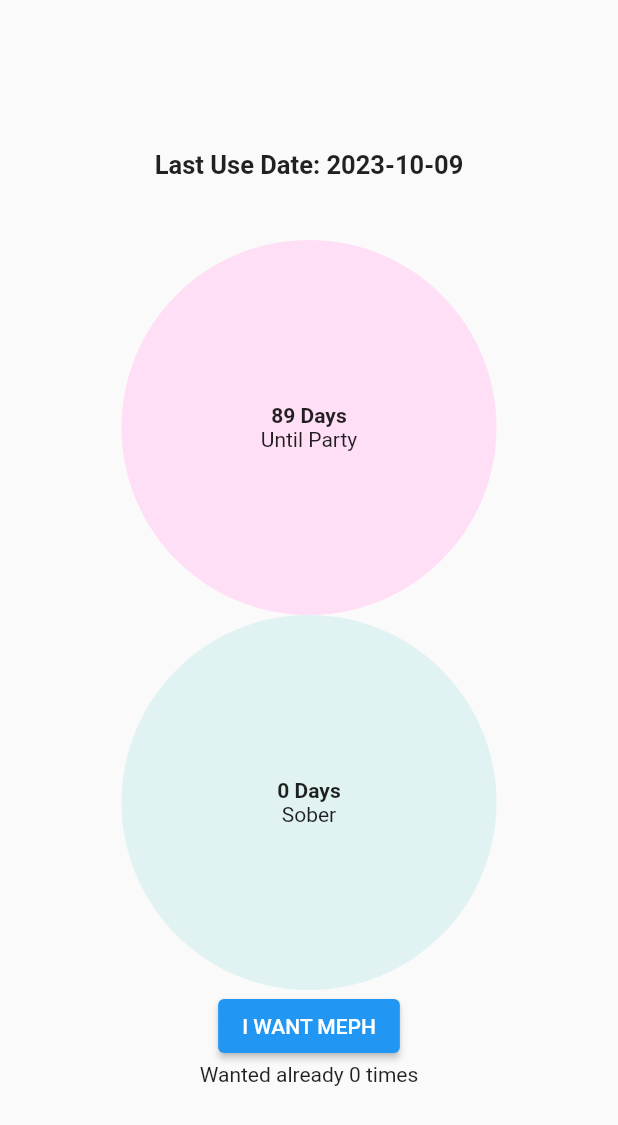
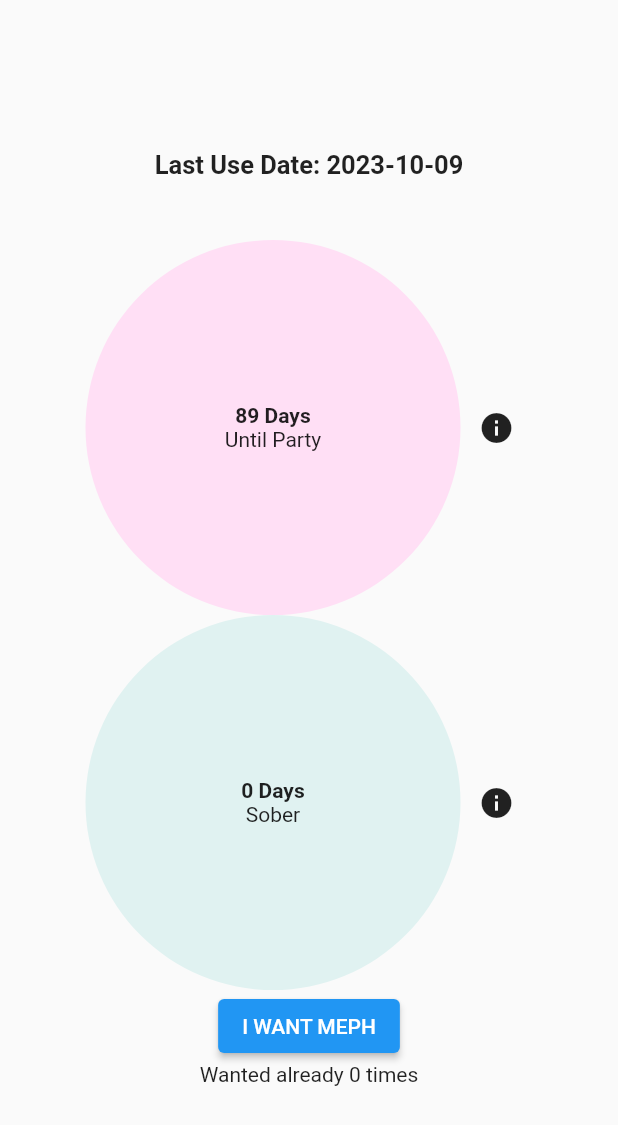
Before and after one commit to andrii-riabchuk/drug-management, a Flutter app: the screen it shows after launch, after a tap on an icon or button, on a phone screen of 412 x 824 dp. Shown: the top 1125 px of the screen. Run offline on Flutter 3.47's test engine with Material 2 defaults, Android fonts, the light colour scheme and no system bars; our stand-ins replace shared_preferences.

Commit message:
refactored 2.0

```diff
--- a/lib/home_page.dart
+++ b/lib/home_page.dart
@@ -1,49 +1,9 @@
+import 'package:drug_management/home_page/circle_with_info.dart';
+import 'package:drug_management/iwant_meph.dart';
 import 'package:drug_management/shared_pref.dart';
 import 'package:flutter/material.dart';
-import 'package:provider/provider.dart';
 import 'package:shared_preferences/shared_preferences.dart';
 
-class CircleRenameMe extends StatelessWidget {
-  const CircleRenameMe(
-      {super.key, required this.days, required this.message, this.color});
-
-  final int days;
-  final String message;
-  final Color? color;
-
-  @override
-  Widget build(BuildContext context) {
-    return Container(
-      width: 250,
-      height: 250,
-      alignment: Alignment.center,
-      decoration:
-          BoxDecoration(shape: BoxShape.circle, color: color ?? Colors.grey),
-      child: Column(
-          mainAxisAlignment: MainAxisAlignment.center,
-          crossAxisAlignment: CrossAxisAlignment.center,
-          children: [
-            Text(
-              "$days Days",
-              style: const TextStyle(fontWeight: FontWeight.bold),
-            ),
-            Text(message)
-          ]),
-    );
-  }
-}
-
-class MyAppState extends ChangeNotifier {
-  MyAppState({required this.current});
-
-  int current;
-
-  void wantMeph() {
-    current = current + 1;
-
-    notifyListeners();
-  }
-}
 
 class MyHomePage extends StatelessWidget {
   const MyHomePage({super.key, required this.sp});
@@ -52,7 +12,6 @@ class MyHomePage extends StatelessWidget {
 
   @override
   Widget build(BuildContext context) {
-    var appState = context.watch<MyAppState>(); // ← 2
 
     void func(bool isSetupCompleted) {
       if (!isSetupCompleted) {
@@ -89,21 +48,17 @@ class MyHomePage extends StatelessWidget {
                                 fontSize: 17, fontWeight: FontWeight.bold))),
                     Container(
                         child: Column(children: [
-                      CircleRenameMe(
-                          days: daysUntilParty,
-                          message: "Until Party",
-                          color: Color.fromARGB(255, 255, 223, 245)),
-                      CircleRenameMe(
+                      CircleWithInfo(
+                        days: daysUntilParty,
+                        message: "Until Party",
+                        color: Color.fromARGB(255, 255, 223, 245),
+                      ),
+                      CircleWithInfo(
                           days: daysSober,
                           message: "Sober",
                           color: Color(0xFFe0f2f1)),
-                      ElevatedButton(
-                          onPressed: () {
-                            appState.wantMeph();
-                            sp.setInt("wantMeph", appState.current);
-                          },
-                          child: Text('I WANT MEPH')),
-                      Text("Wanted already ${appState.current} times")
+
+                      IWantMeph(sp: sp)
                     ]))
                   ]),
             )));
--- /dev/null
+++ b/lib/home_page/circle_with_info.dart
@@ -0,0 +1,51 @@
+import 'package:flutter/material.dart';
+
+class CircleWithInfo extends StatelessWidget {
+  const CircleWithInfo(
+      {super.key,
+      required this.days,
+      required this.message,
+      required this.color});
+
+  final int days;
+  final String message;
+  final Color color;
+
+  @override
+  Widget build(BuildContext context) {
+    return Row(mainAxisAlignment: MainAxisAlignment.center, children: [
+      CircleRenameMe(days: days, message: message, color: color),
+      IconButton(onPressed: () {}, icon: Icon(Icons.info))
+    ]);
+  }
+}
+
+class CircleRenameMe extends StatelessWidget {
+  const CircleRenameMe(
+      {super.key, required this.days, required this.message, this.color});
+
+  final int days;
+  final String message;
+  final Color? color;
+
+  @override
+  Widget build(BuildContext context) {
+    return Container(
+      width: 250,
+      height: 250,
+      alignment: Alignment.center,
+      decoration:
+          BoxDecoration(shape: BoxShape.circle, color: color ?? Colors.grey),
+      child: Column(
+          mainAxisAlignment: MainAxisAlignment.center,
+          crossAxisAlignment: CrossAxisAlignment.center,
+          children: [
+            Text(
+              "$days Days",
+              style: const TextStyle(fontWeight: FontWeight.bold),
+            ),
+            Text(message)
+          ]),
+    );
+  }
+}
--- /dev/null
+++ b/lib/iwant_meph.dart
@@ -0,0 +1,39 @@
+import 'package:flutter/material.dart';
+import 'package:provider/provider.dart';
+import 'package:shared_preferences/shared_preferences.dart';
+
+class MyAppState extends ChangeNotifier {
+  MyAppState({required this.current});
+
+  int current;
+
+  void wantMeph() {
+    current = current + 1;
+
+    notifyListeners();
+  }
+}
+
+class IWantMeph extends StatelessWidget {
+  const IWantMeph({
+    super.key,
+    required this.sp,
+  });
+
+  final SharedPreferences sp;
+
+  @override
+  Widget build(BuildContext context) {
+    var appState = context.watch<MyAppState>(); // ← 2
+
+    return Column(children: [
+      ElevatedButton(
+          onPressed: () {
+            appState.wantMeph();
+            sp.setInt("wantMeph", appState.current);
+          },
+          child: Text('I WANT MEPH')),
+      Text("Wanted already ${appState.current} times")
+    ]);
+  }
+}
--- a/lib/main.dart
+++ b/lib/main.dart
@@ -1,5 +1,6 @@
 import 'package:drug_management/home_page.dart';
 import 'package:drug_management/intro_page.dart';
+import 'package:drug_management/iwant_meph.dart';
 import 'package:flutter/material.dart';
 import 'package:provider/provider.dart';
 import 'package:shared_preferences/shared_preferences.dart';
```
